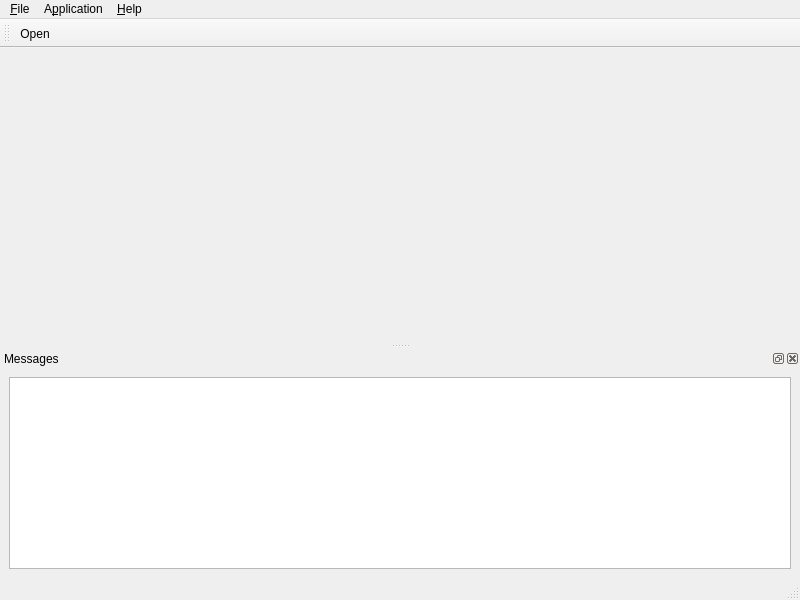
Above: AppFull/ui/MainWindow.ui from KDE/cutehmi before the change. Below: the same form after it.
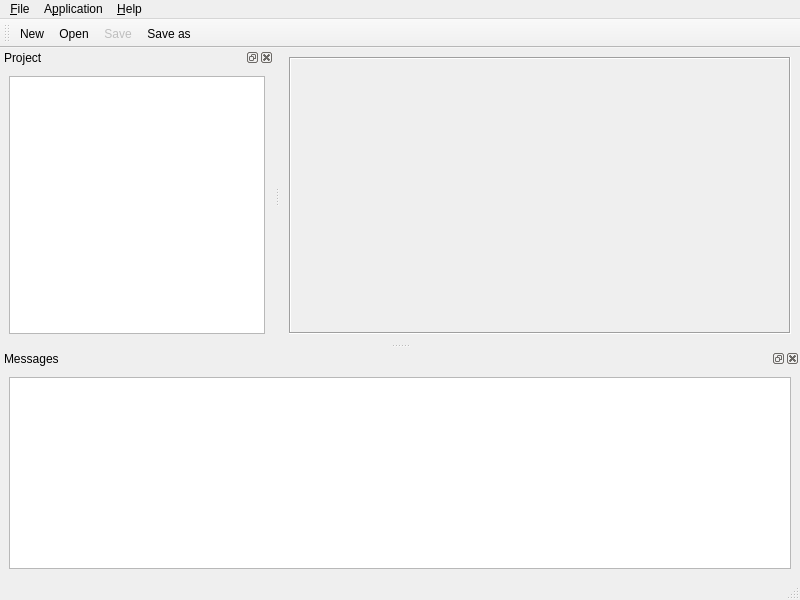
That is the form after the change. Icons and pictures are not drawn. Custom widgets are drawn as their Qt base class.

Commit message: + LibBase: base project model. + AppFull: base project view. + AppFull: added material design icons. + Additional "cause" attribute added to workarounds.

The edit to the form file:
```diff
--- a/AppFull/ui/MainWindow.ui
+++ b/AppFull/ui/MainWindow.ui
@@ -14,7 +14,19 @@
    <string>MainWindow</string>
   </property>
   <widget class="QWidget" name="centralWidget">
-   <layout class="QVBoxLayout" name="centralLayout"/>
+   <layout class="QVBoxLayout" name="centralLayout">
+    <item>
+     <widget class="QFrame" name="centralFrame">
+      <property name="frameShape">
+       <enum>QFrame::Box</enum>
+      </property>
+      <property name="frameShadow">
+       <enum>QFrame::Sunken</enum>
+      </property>
+      <layout class="QVBoxLayout" name="centralFrameLayout"/>
+     </widget>
+    </item>
+   </layout>
   </widget>
   <widget class="QMenuBar" name="menubar">
    <property name="geometry">
@@ -82,7 +94,25 @@
    <attribute name="toolBarBreak">
     <bool>false</bool>
    </attribute>
+   <addaction name="actionNew"/>
    <addaction name="actionOpen"/>
+   <addaction name="actionSave"/>
+   <addaction name="actionSaveAs"/>
+  </widget>
+  <widget class="QDockWidget" name="projectViewDockWidget">
+   <property name="windowTitle">
+    <string>Project</string>
+   </property>
+   <attribute name="dockWidgetArea">
+    <number>1</number>
+   </attribute>
+   <widget class="QWidget" name="projectViewDockWidgetContents">
+    <layout class="QVBoxLayout" name="projectDockLayout">
+     <item>
+      <widget class="QTreeView" name="projectView"/>
+     </item>
+    </layout>
+   </widget>
   </widget>
   <action name="actionAbout">
    <property name="text">
@@ -123,6 +153,54 @@
     <string>Ctrl+O</string>
    </property>
   </action>
+  <action name="actionNew">
+   <property name="icon">
+    <iconset theme="document_new" resource="../AppFull.qrc">
+     <normaloff>:/icons/ic_add_box_black_48dp.png</normaloff>:/icons/ic_add_box_black_48dp.png</iconset>
+   </property>
+   <property name="text">
+    <string>&amp;New</string>
+   </property>
+   <property name="toolTip">
+    <string>New</string>
+   </property>
+   <property name="statusTip">
+    <string>Create new project</string>
+   </property>
+   <property name="shortcut">
+    <string>Ctrl+N</string>
+   </property>
+  </action>
+  <action name="actionSave">
+   <property name="enabled">
+    <bool>false</bool>
+   </property>
+   <property name="icon">
+    <iconset theme="document_save" resource="../AppFull.qrc">
+     <normaloff>:/icons/ic_save_black_48dp.png</normaloff>:/icons/ic_save_black_48dp.png</iconset>
+   </property>
+   <property name="text">
+    <string>&amp;Save</string>
+   </property>
+   <property name="statusTip">
+    <string>Save project to a file</string>
+   </property>
+   <property name="shortcut">
+    <string>Ctrl+S</string>
+   </property>
+  </action>
+  <action name="actionSaveAs">
+   <property name="icon">
+    <iconset theme="document_save_as" resource="../AppFull.qrc">
+     <normaloff>:/icons/ic_create_black_48dp.png</normaloff>:/icons/ic_create_black_48dp.png</iconset>
+   </property>
+   <property name="text">
+    <string>S&amp;ave as...</string>
+   </property>
+   <property name="statusTip">
+    <string>Save project to the selected  file</string>
+   </property>
+  </action>
  </widget>
  <customwidgets>
   <customwidget>
```
Left out of the diff: 82 changed lines with no effect on the pictures. The commit also changes 21 other files.
